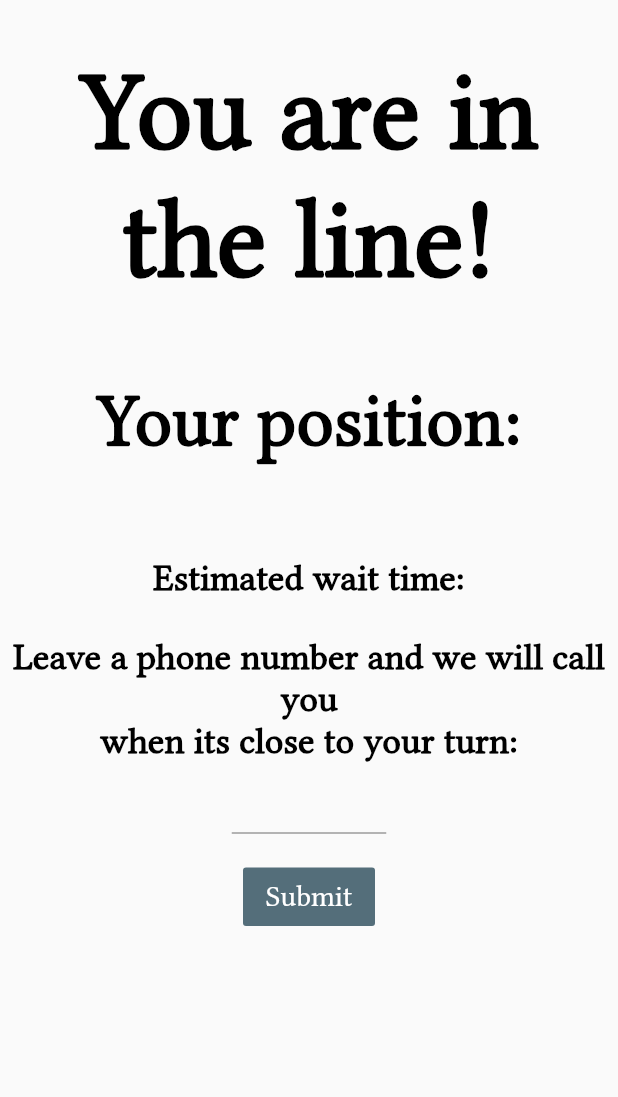
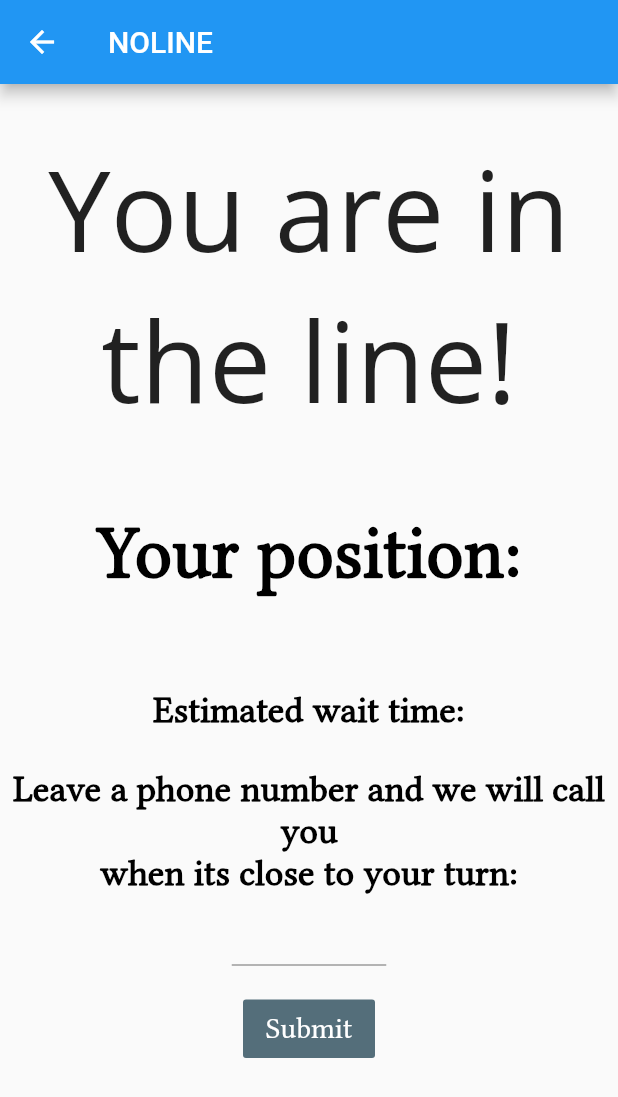
Before and after one commit to harryhannum/noline, a Flutter app: the InLine screen opened directly with empty values, on a phone screen of 412 x 824 dp. Shown: the top 1097 px of the screen. Run offline on Flutter 3.47's test engine with Material 2 defaults, Android fonts, the phone set to English and light mode, and no system bars; our stand-ins replace animated_text_kit, cloud_firestore, firebase_core, pinput; missing offline and left inert: dart:html; accounts and stored records are empty.

Commit message:
Matching design of client in line and join line pages to the rest

```diff
--- a/lib/screens/client_in_line.dart
+++ b/lib/screens/client_in_line.dart
@@ -1,4 +1,5 @@
 import 'package:flutter/material.dart';
+import 'package:noLine/main.dart';
 import '../widgets/client_request_number.dart';
 import 'package:noLine/services/firestore_adapter.dart';
 import 'package:cloud_firestore/cloud_firestore.dart';
@@ -79,30 +80,34 @@ class _InLineState extends State<InLine> {
 
   @override
   Widget build(BuildContext context) {
-    final double screenHeight = MediaQuery.of(context).size.height;
-    final double screenWidth = MediaQuery.of(context).size.width;
+    final Size screenSize = MediaQuery.of(context).size;
+    final TextStyle titleStyle =
+        TextStyle(fontSize: screenSize.height * 0.09, fontFamily: 'OpenSans');
+    final TextStyle subTitleStyle =
+        TextStyle(fontSize: screenSize.height * 0.06, fontFamily: "OpenSans");
+    final TextStyle errorTextStyle = TextStyle(
+        fontSize: screenSize.height * 0.05,
+        fontFamily: "OpenSans",
+        color: Colors.red);
 
     return Scaffold(
+      appBar: MyAppBar(context),
       body: Center(
         child: Column(children: [
-          SizedBox(height: screenHeight * .04),
+          SizedBox(height: screenSize.height * 0.04),
           Text(
             'You are in the line!',
             textAlign: TextAlign.center,
-            style: TextStyle(
-                fontWeight: FontWeight.bold,
-                color: Colors.black,
-                fontSize: screenHeight * .09,
-                fontFamily: 'LinLibertine'),
+            style: titleStyle
           ),
-          SizedBox(height: screenHeight * .06),
+          SizedBox(height: screenSize.height * .06),
           Text(
             'Your position:',
             textAlign: TextAlign.center,
             style: TextStyle(
                 fontWeight: FontWeight.bold,
                 color: Colors.black,
-                fontSize: screenHeight * .06,
+                fontSize: screenSize.height * .06,
                 fontFamily: 'LinLibertine'),
           ),
           Text(
@@ -111,21 +116,21 @@ class _InLineState extends State<InLine> {
             style: TextStyle(
                 fontWeight: FontWeight.bold,
                 color: Colors.black,
-                fontSize: screenHeight * .04,
+                fontSize: screenSize.height * .04,
                 fontFamily: 'LinLibertine'),
           ),
-          SizedBox(height: screenHeight * .03),
+          SizedBox(height: screenSize.height * .03),
           Text(
             'Estimated wait time: ' + _waitTime,
             textAlign: TextAlign.center,
             style: TextStyle(
                 fontWeight: FontWeight.bold,
                 color: Colors.black,
-                fontSize: screenHeight * .03,
+                fontSize: screenSize.height * .03,
                 fontFamily: 'LinLibertine'),
           ),
-          SizedBox(height: screenHeight * .03),
-          RequestNumber(screenWidth, screenHeight, textController,
+          SizedBox(height: screenSize.height * .03),
+          RequestNumber(screenSize.width, screenSize.height, textController,
               widget.lineId, widget.userId)
         ]),
       ),
```
Also changed, not shown: lib/screens/join_line.dart (+21 -11 lines).
